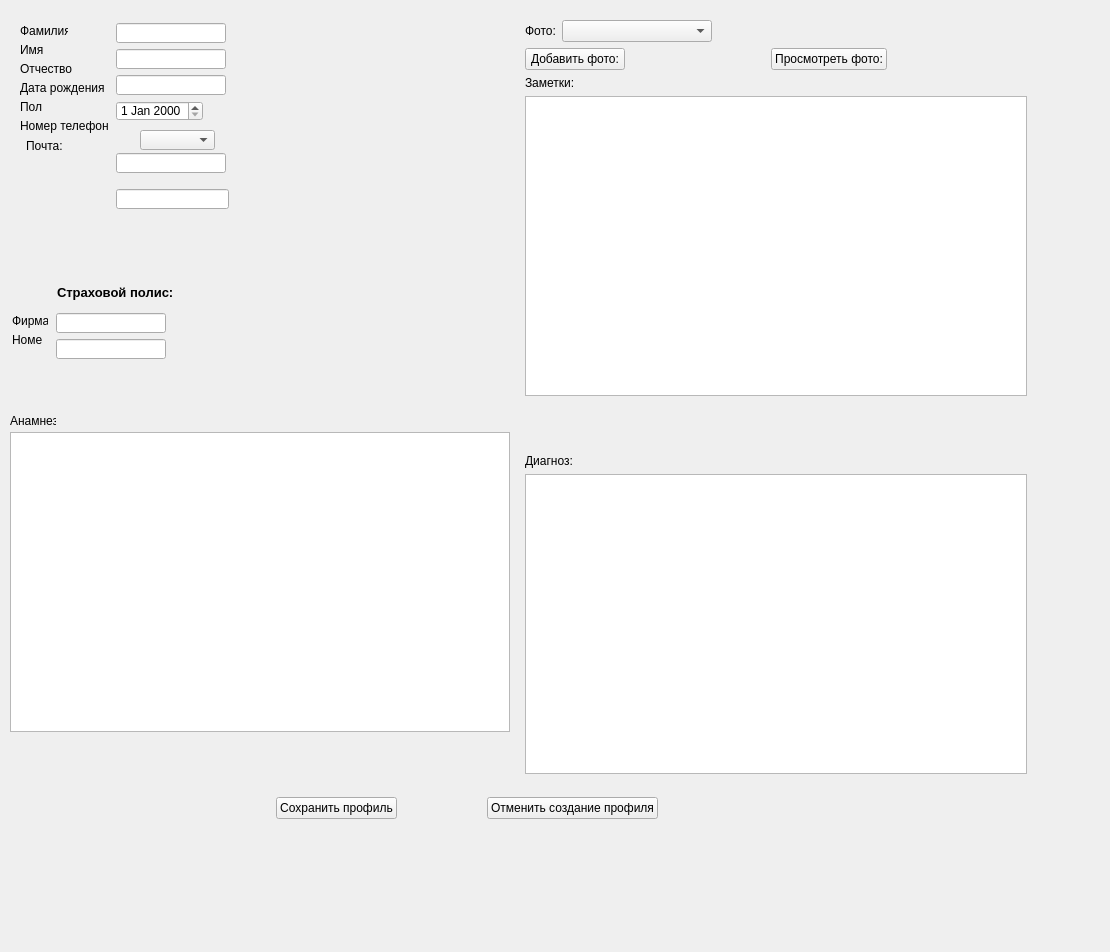
Old version of the form frameOfCreatingPatient.ui in the repository hubish/DataBaseProject.
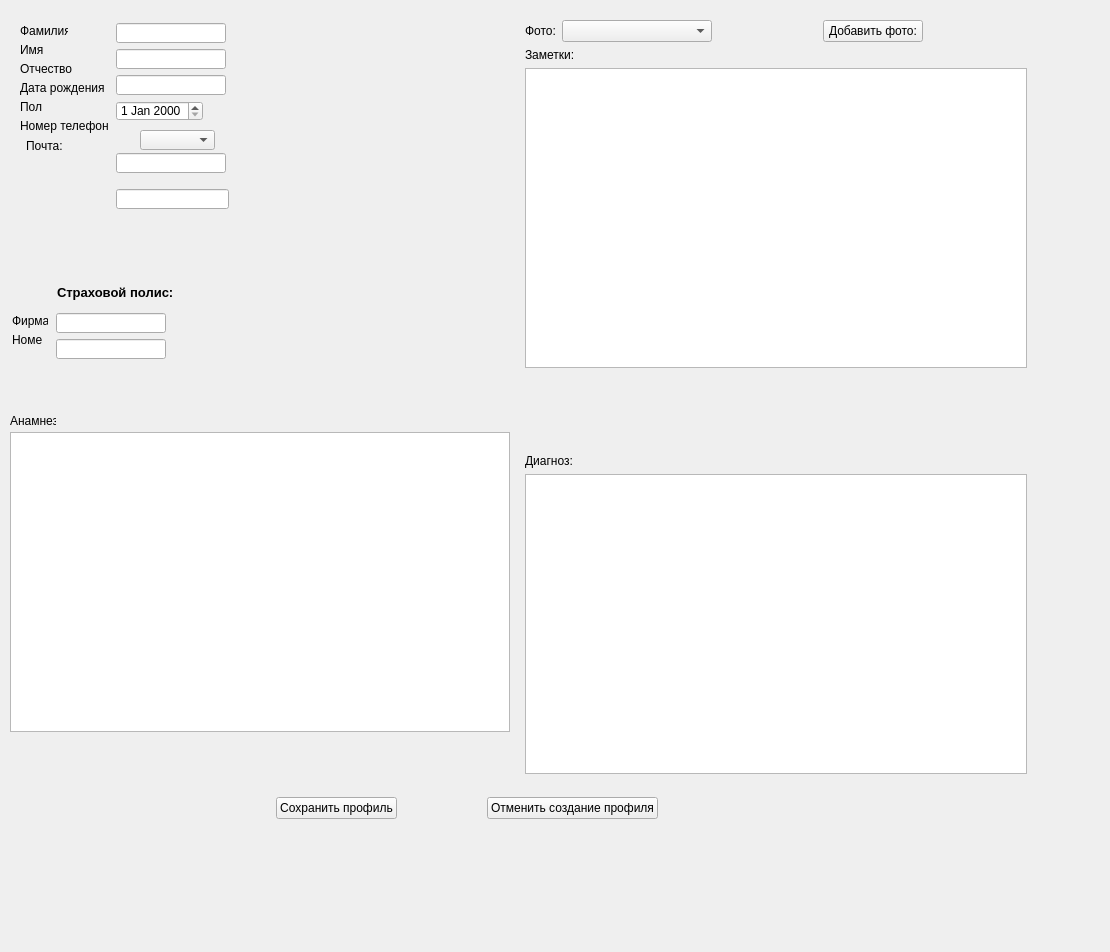
New version of the form.

The edit to the form file:
```diff
--- a/frameOfCreatingPatient.ui
+++ b/frameOfCreatingPatient.ui
@@ -237,7 +237,7 @@
         </widget>
        </item>
        <item>
-        <spacer name="horizontalSpacer_5">
+        <spacer name="horizontalSpacer_6">
          <property name="orientation">
           <enum>Qt::Horizontal</enum>
          </property>
@@ -249,10 +249,6 @@
          </property>
         </spacer>
        </item>
-      </layout>
-     </item>
-     <item>
-      <layout class="QHBoxLayout" name="horizontalLayout_5">
        <item>
         <widget class="QPushButton" name="pushButton">
          <property name="minimumSize">
@@ -267,33 +263,7 @@
         </widget>
        </item>
        <item>
-        <spacer name="horizontalSpacer_2">
-         <property name="orientation">
-          <enum>Qt::Horizontal</enum>
-         </property>
-         <property name="sizeHint" stdset="0">
-          <size>
-           <width>40</width>
-           <height>20</height>
-          </size>
-         </property>
-        </spacer>
-       </item>
-       <item>
-        <widget class="QPushButton" name="pushButton_2">
-         <property name="minimumSize">
-          <size>
-           <width>100</width>
-           <height>0</height>
-          </size>
-         </property>
-         <property name="text">
-          <string>Просмотреть фото:</string>
-         </property>
-        </widget>
-       </item>
-       <item>
-        <spacer name="horizontalSpacer_6">
+        <spacer name="horizontalSpacer_5">
          <property name="orientation">
           <enum>Qt::Horizontal</enum>
          </property>
@@ -307,6 +277,9 @@
        </item>
       </layout>
      </item>
+     <item>
+      <layout class="QHBoxLayout" name="horizontalLayout_5"/>
+     </item>
      <item>
       <widget class="QLabel" name="label_12">
        <property name="text">
```
